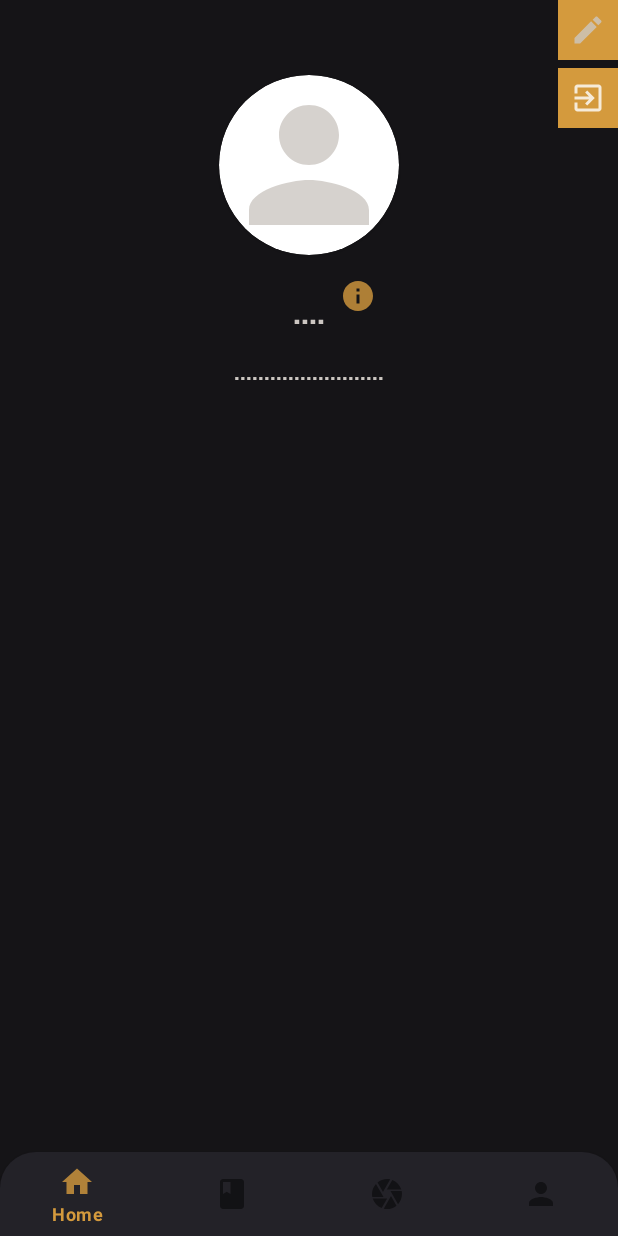
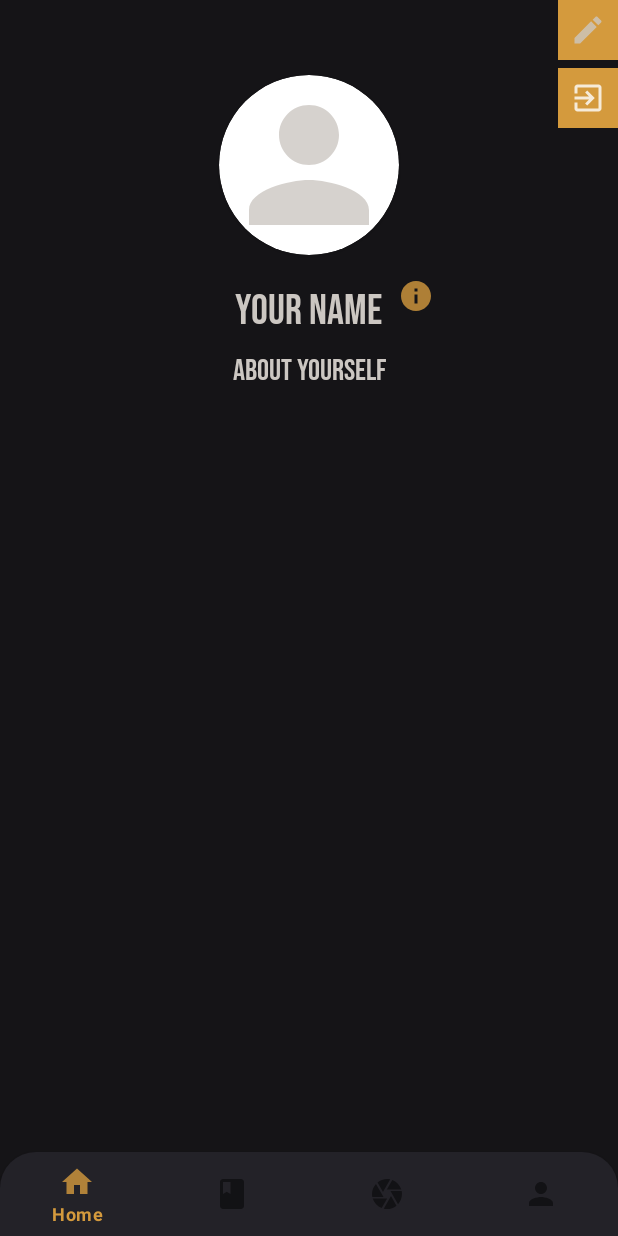
Before and after one commit to ZaidBargir/Personal_Chef_Android_app, an Android app: the fragment ProfileFragment placed in its activity, on a phone screen of 412 x 824 dp. Run offline under Robolectric (Android 15) with nearby library versions, the light colour scheme and no system bars; our stand-ins replace Firebase (no records; nobody signed in at launch, a user with empty details on screens opened directly).

```diff
--- a/app/src/main/java/com/vr/personalchef/Fragments/ProfileFragment.kt
+++ b/app/src/main/java/com/vr/personalchef/Fragments/ProfileFragment.kt
@@ -9,10 +9,12 @@
 import android.view.ViewGroup
 import android.widget.ImageButton
 import android.widget.ImageView
+import android.widget.RelativeLayout
 import android.widget.TextView
 import androidx.fragment.app.Fragment
 import com.bumptech.glide.Glide
 import com.google.android.material.floatingactionbutton.FloatingActionButton
+import com.google.android.material.snackbar.Snackbar
 import com.google.firebase.auth.FirebaseAuth
 import com.google.firebase.firestore.FirebaseFirestore
 import com.google.firebase.storage.FirebaseStorage
@@ -29,6 +31,7 @@
     lateinit var userName: TextView
     lateinit var userBio : TextView
     lateinit var photoUrl : Uri
+    lateinit var relativeLayout: RelativeLayout
 
     override fun onCreateView(
         inflater: LayoutInflater, container: ViewGroup?,
@@ -40,10 +43,13 @@
         imgProfilePic =view.findViewById(R.id.imgProfilePhoto)
         userName = view.findViewById(R.id.txtUserName)
         userBio = view.findViewById(R.id.txtBio)
+        relativeLayout= view.findViewById(R.id.relativeLayoutProfile)
         val auth = FirebaseAuth.getInstance()
         val db = FirebaseFirestore.getInstance()
         val s= FirebaseStorage.getInstance().reference
         val userId = auth.currentUser?.uid
+
+
         db.collection("Users").document(userId.toString()).get().addOnCompleteListener { task ->
             if (task.result!!.exists()){
                 userName.text = task.result!!.getString("name")
--- a/app/src/main/java/com/vr/personalchef/loginActivity/LoginActivity.kt
+++ b/app/src/main/java/com/vr/personalchef/loginActivity/LoginActivity.kt
@@ -27,7 +27,7 @@
                 .createSignInIntentBuilder()
                 .setTheme(R.style.FirebaseUITheme)
                 .setAvailableProviders(providers)
-                .setIsSmartLockEnabled(true)
+                .setIsSmartLockEnabled(false)
                 .setLogo(R.drawable.personalchef_logo)
                 .build(),
             123
--- a/app/src/main/res/layout/fragment_profile.xml
+++ b/app/src/main/res/layout/fragment_profile.xml
@@ -5,6 +5,7 @@
     android:layout_width="match_parent"
     android:layout_height="match_parent"
     android:background="#151417"
+    android:id="@+id/relativeLayoutProfile"
     tools:context=".Fragments.ProfileFragment">
 
 
@@ -35,7 +36,7 @@
         android:layout_centerHorizontal="true"
         android:layout_marginTop="20dp"
         android:fontFamily="@font/bebasneue"
-        android:text="...."
+        android:text="your name"
         android:textColor="#CCC7C2"
         android:textSize="28sp" />
 
@@ -49,7 +50,7 @@
         android:layout_marginTop="10dp"
         android:fontFamily="@font/bebasneue"
         android:maxLines="3"
-        android:text="........................."
+        android:text="about yourself"
         android:textAlignment="center"
         android:textColor="#CCC7C2"
         android:textSize="20sp" />
```
Also changed, not shown: app/src/main/res/drawable-anydpi/ic_add.xml (added, +11 -0 lines), app/src/main/res/drawable-hdpi/ic_add.png (added), app/src/main/res/drawable-mdpi/ic_add.png (added), app/src/main/res/drawable-xhdpi/ic_add.png (added), app/src/main/res/drawable-xxhdpi/ic_add.png (added).
